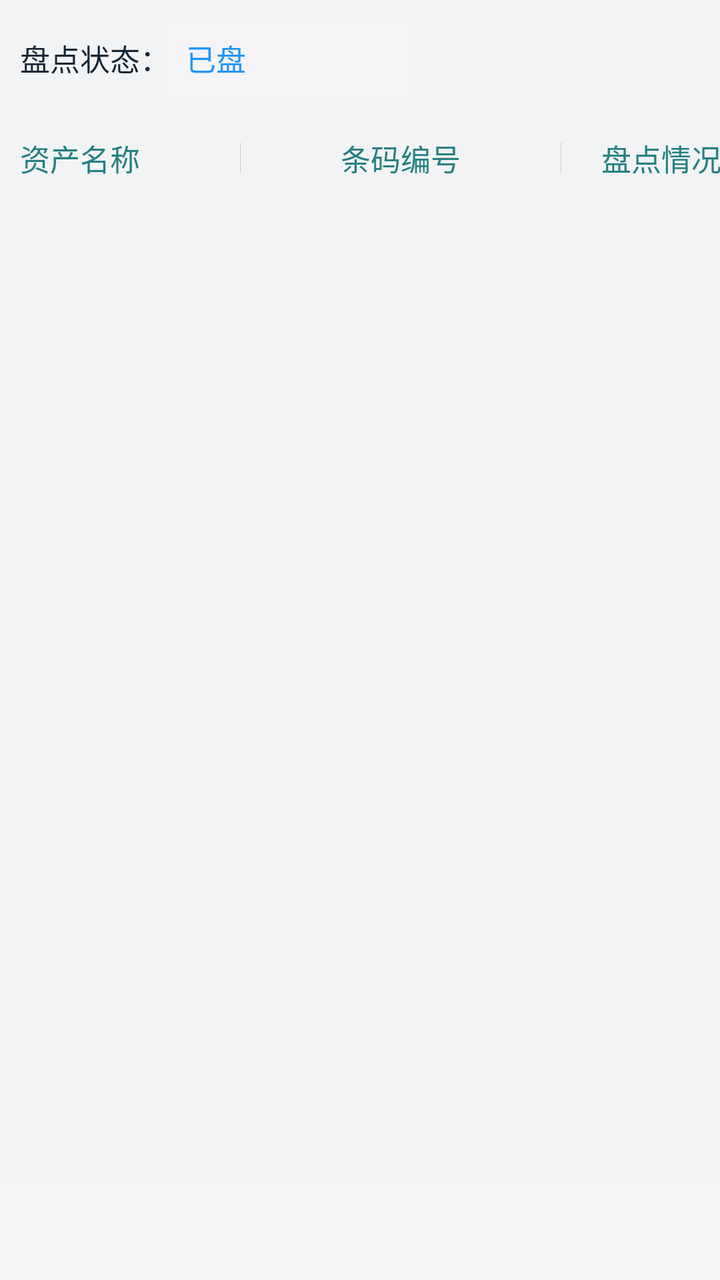
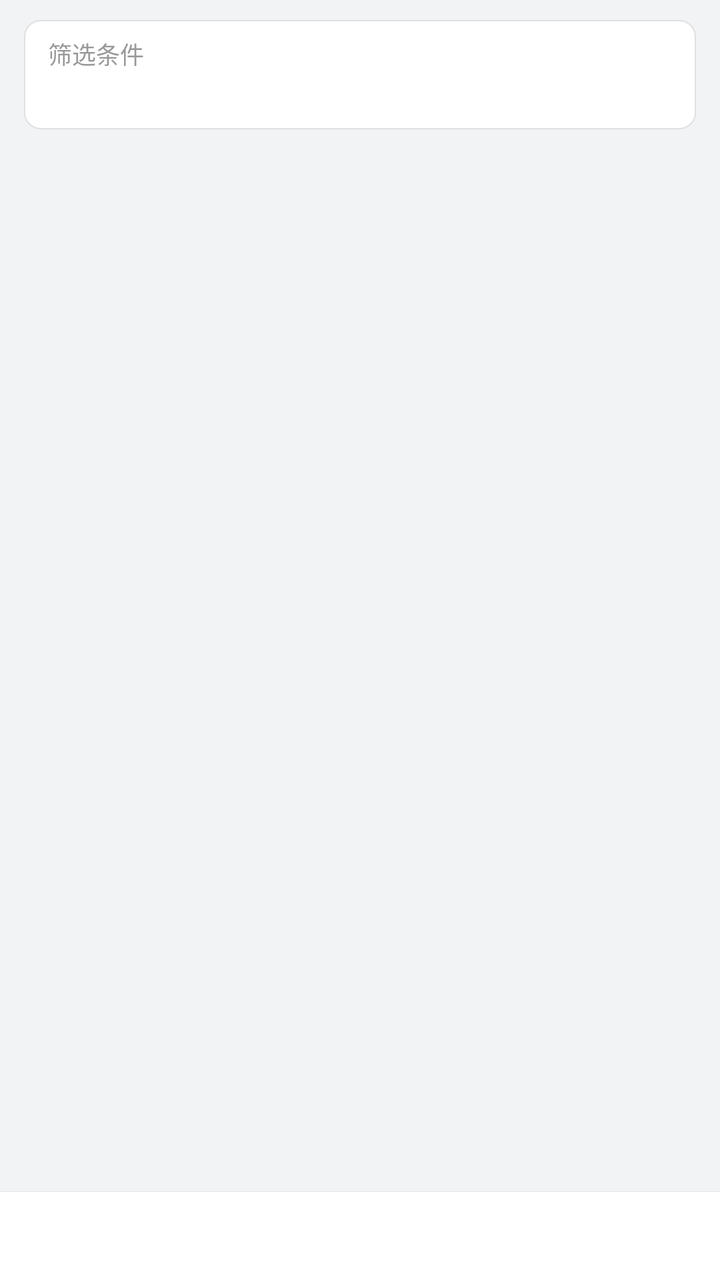

The first picture is an Android layout as it rendered before a commit; the second is the same layout after the commit. The layout source and the unified diff follow.
<!-- AndroidManifest.xml: application theme AppTheme -->
<!-- res/layout/activity_inventory_stats.xml -->
<?xml version="1.0" encoding="utf-8"?>
<LinearLayout xmlns:android="http://schemas.android.com/apk/res/android"
    android:layout_width="match_parent"
    android:layout_height="match_parent"
    android:background="#F2F3F5"
    android:orientation="vertical">

    <com.qmuiteam.qmui.widget.QMUITopBar
        android:id="@+id/topbar"
        android:layout_width="match_parent"
        android:layout_height="?attr/qmui_topbar_height" />

    <LinearLayout
        android:layout_width="match_parent"
        android:layout_height="wrap_content"
        android:orientation="horizontal"
        android:padding="10dp">

        <TextView
            android:layout_width="wrap_content"
            android:layout_height="wrap_content"
            android:layout_gravity="center_vertical"
            android:text="盘点状态："
            android:textColor="@color/colorText"
            android:textSize="15sp" />

        <TextView
            android:id="@+id/tvInventoryFilter"
            android:layout_width="120dp"
            android:layout_height="wrap_content"
            android:background="@color/colorDivider"
            android:gravity="left"
            android:padding="8dp"
            android:text="已盘"
            android:textColor="@color/primary_color"
            android:textSize="15sp" />
    </LinearLayout>

    <HorizontalScrollView
        android:layout_width="match_parent"
        android:layout_height="0dp"
        android:layout_weight="1"
        android:fillViewport="true">

        <LinearLayout
            android:layout_width="wrap_content"
            android:layout_height="match_parent"
            android:orientation="vertical">

            
            <LinearLayout
                android:layout_width="490dp"
                android:layout_height="wrap_content"
                android:orientation="horizontal"
                android:padding="10dp">

                <TextView
                    android:layout_width="110dp"
                    android:layout_height="wrap_content"
                    android:layout_gravity="center_vertical"
                    android:text="资产名称"
                    android:textColor="@color/colorFootMenu_text_checked"
                    android:textSize="15sp" />

                <View
                    android:layout_width="1px"
                    android:layout_height="15dp"
                    android:layout_gravity="center_vertical"
                    android:background="@color/colorDark" />

                <TextView
                    android:layout_width="160dp"
                    android:layout_height="wrap_content"
                    android:layout_gravity="center_vertical"
                    android:gravity="center"
                    android:text="条码编号"
                    android:textColor="@color/colorFootMenu_text_checked"
                    android:textSize="15sp" />

                <View
                    android:layout_width="1px"
                    android:layout_height="15dp"
                    android:layout_gravity="center_vertical"
                    android:background="@color/colorDark" />

                <TextView
                    android:layout_width="100dp"
                    android:layout_height="wrap_content"
                    android:layout_gravity="center_vertical"
                    android:gravity="center"
                    android:text="盘点情况"
                    android:textColor="@color/colorFootMenu_text_checked"
                    android:textSize="15sp" />

                <View
                    android:layout_width="1px"
                    android:layout_height="15dp"
                    android:layout_gravity="center_vertical"
                    android:background="@color/colorDark" />

                <TextView
                    android:layout_width="100dp"
                    android:layout_height="wrap_content"
                    android:layout_gravity="center_vertical"
                    android:gravity="center"
                    android:text="盘点状态"
                    android:textColor="@color/colorFootMenu_text_checked"
                    android:textSize="15sp" />
            </LinearLayout>

            <ListView
                android:id="@+id/listStats"
                android:layout_width="match_parent"
                android:layout_height="match_parent" />
        </LinearLayout>
    </HorizontalScrollView>

    <TextView
        android:id="@+id/tvTotalCount"
        android:layout_width="match_parent"
        android:layout_height="48dp"
        android:background="@color/colorDivider"
        android:gravity="center"
        android:padding="12dp"
        android:textColor="@color/colorPrimary"
        android:textSize="16sp" />
</LinearLayout>
<!-- resources referenced by this layout -->
<resources>
  <color name="colorDark">#CCCCCC</color>
  <color name="colorDivider">#55F5F5F5</color>
  <color name="colorFootMenu_text_checked">#268081</color>
  <color name="colorPrimary">#A8B4C2</color>
  <color name="colorText">#142635</color>
  <color name="primary_color">#2196F3</color>
  <style name="AppTheme" parent="QMUI.Compat.NoActionBar">
          <item name="android:windowNoTitle">true</item>
          <item name="android:windowFullscreen">true</item>
          
          
          
          
          
          <item name="android:textAppearanceListItemSmall">@style/QDTextAppearanceListItemSmall</item>
          <item name="android:textAppearanceListItem">@style/QDtextAppearanceListItem</item>
          <item name="android:listPreferredItemHeight">?attr/qmui_list_item_height_higher</item>
          <item name="android:listPreferredItemHeightSmall">?attr/qmui_list_item_height</item>
  
          
          <item name="qmui_config_color_blue">@color/app_color_blue</item>
          <item name="qmui_round_btn_bg_color">@color/s_btn_blue_bg</item>
          <item name="qmui_round_btn_border_color">@color/s_btn_blue_border</item>
          <item name="qmui_round_btn_text_color">@color/s_btn_blue_text</item>
          <item name="qmui_content_spacing_horizontal">20dp</item>
          <item name="qmui_content_padding_horizontal">@dimen/qmui_content_spacing_horizontal</item>
  
          <item name="QMUITopBarStyle">@style/QDTopBar</item>
  
          
          <item name="app_primary_color">?attr/qmui_config_color_blue</item>
          <item name="app_content_bg_color">@color/qmui_config_color_white</item>
  
      </style>
  <style name="QDTextAppearanceListItemSmall">
          <item name="android:textColor">?attr/qmui_config_color_gray_4</item>
          <item name="android:textSize">16sp</item>
          <item name="android:background">?attr/qmui_s_list_item_bg_with_border_bottom_inset_left
          </item>
      </style>
  <style name="QDtextAppearanceListItem">
          <item name="android:textColor">?attr/qmui_config_color_black</item>
          <item name="android:textSize">18sp</item>
          <item name="android:background">?attr/qmui_s_list_item_bg_with_border_bottom_inset_left
          </item>
      </style>
  <color name="app_color_blue">#2196F3</color>
  <style name="QDTopBar" parent="QMUI.TopBar">
          <item name="qmui_topbar_bg_color">?attr/app_primary_color</item>
          <item name="qmui_topbar_title_color">@color/qmui_config_color_white</item>
          <item name="qmui_topbar_subtitle_color">@color/qmui_config_color_white</item>
          <item name="qmui_topbar_text_btn_color_state_list">@color/s_topbar_btn_color</item>
          <item name="qmui_topbar_height">48dp</item>
          <item name="qmui_topbar_image_btn_height">48dp</item>
      </style>
</resources>

<!-- the commit's change to res/layout/activity_inventory_stats.xml (unified diff, before → after) -->
@@ -10,118 +10,89 @@
         android:layout_width="match_parent"
         android:layout_height="?attr/qmui_topbar_height" />
 
+    
     <LinearLayout
         android:layout_width="match_parent"
         android:layout_height="wrap_content"
-        android:orientation="horizontal"
-        android:padding="10dp">
+        android:layout_marginStart="12dp"
+        android:layout_marginTop="10dp"
+        android:layout_marginEnd="12dp"
+        android:background="@drawable/bg_card_white"
+        android:orientation="vertical"
+        android:paddingStart="12dp"
+        android:paddingTop="8dp"
+        android:paddingEnd="12dp"
+        android:paddingBottom="8dp">
 
         <TextView
             android:layout_width="wrap_content"
             android:layout_height="wrap_content"
-            android:layout_gravity="center_vertical"
-            android:text="盘点状态："
-            android:textColor="@color/colorText"
-            android:textSize="15sp" />
+            android:text="筛选条件"
+            android:textColor="#999999"
+            android:textSize="12sp" />
 
         <TextView
             android:id="@+id/tvInventoryFilter"
-            android:layout_width="120dp"
+            android:layout_width="match_parent"
             android:layout_height="wrap_content"
-            android:background="@color/colorDivider"
-            android:gravity="left"
-            android:padding="8dp"
-            android:text="已盘"
-            android:textColor="@color/primary_color"
-            android:textSize="15sp" />
+            android:layout_marginTop="2dp"
+            android:textColor="@color/colorText"
+            android:textSize="14sp" />
     </LinearLayout>
 
-    <HorizontalScrollView
+    
+    <FrameLayout
         android:layout_width="match_parent"
         android:layout_height="0dp"
-        android:layout_weight="1"
-        android:fillViewport="true">
+        android:layout_weight="1">
 
+        <ListView
+            android:id="@+id/listStats"
+            android:layout_width="match_parent"
+            android:layout_height="match_parent"
+            android:divider="@null"
+            android:dividerHeight="0dp"
+            android:scrollbars="none" />
+
+        
         <LinearLayout
-            android:layout_width="wrap_content"
+            android:id="@+id/layoutLoading"
+            android:layout_width="match_parent"
             android:layout_height="match_parent"
-            android:orientation="vertical">
+            android:background="#80000000"
+            android:clickable="true"
+            android:focusable="true"
+            android:gravity="center"
+            android:orientation="vertical"
+            android:visibility="gone">
 
-            
-            <LinearLayout
-                android:layout_width="490dp"
+            <ProgressBar
+                android:layout_width="wrap_content"
                 android:layout_height="wrap_content"
-                android:orientation="horizontal"
-                android:padding="10dp">
+                android:indeterminateTint="@color/primary_color" />
 
-                <TextView
-                    android:layout_width="110dp"
-                    android:layout_height="wrap_content"
-                    android:layout_gravity="center_vertical"
-                    android:text="资产名称"
-                    android:textColor="@color/colorFootMenu_text_checked"
-                    android:textSize="15sp" />
+            <TextView
+                android:layout_width="wrap_content"
+                android:layout_height="wrap_content"
+                android:layout_marginTop="8dp"
+                android:text="正在加载…"
+                android:textColor="#FFFFFF"
+                android:textSize="13sp" />
+        </LinearLayout>
+    </FrameLayout>
 
-                <View
-                    android:layout_width="1px"
-                    android:layout_height="15dp"
-                    android:layout_gravity="center_vertical"
-                    android:background="@color/colorDark" />
-
-                <TextView
-                    android:layout_width="160dp"
-                    android:layout_height="wrap_content"
-                    android:layout_gravity="center_vertical"
-                    android:gravity="center"
-                    android:text="条码编号"
-                    android:textColor="@color/colorFootMenu_text_checked"
-                    android:textSize="15sp" />
-
-                <View
-                    android:layout_width="1px"
-                    android:layout_height="15dp"
-                    android:layout_gravity="center_vertical"
-                    android:background="@color/colorDark" />
-
-                <TextView
-                    android:layout_width="100dp"
-                    android:layout_height="wrap_content"
-                    android:layout_gravity="center_vertical"
-                    android:gravity="center"
-                    android:text="盘点情况"
-                    android:textColor="@color/colorFootMenu_text_checked"
-                    android:textSize="15sp" />
-
-                <View
-                    android:layout_width="1px"
-                    android:layout_height="15dp"
-                    android:layout_gravity="center_vertical"
-                    android:background="@color/colorDark" />
-
-                <TextView
-                    android:layout_width="100dp"
-                    android:layout_height="wrap_content"
-                    android:layout_gravity="center_vertical"
-                    android:gravity="center"
-                    android:text="盘点状态"
-                    android:textColor="@color/colorFootMenu_text_checked"
-                    android:textSize="15sp" />
-            </LinearLayout>
-
-            <ListView
-                android:id="@+id/listStats"
-                android:layout_width="match_parent"
-                android:layout_height="match_parent" />
-        </LinearLayout>
-    </HorizontalScrollView>
+    <View
+        android:layout_width="match_parent"
+        android:layout_height="1px"
+        android:background="#E6E6E6" />
 
     <TextView
         android:id="@+id/tvTotalCount"
         android:layout_width="match_parent"
-        android:layout_height="48dp"
-        android:background="@color/colorDivider"
+        android:layout_height="44dp"
+        android:background="#FFFFFF"
         android:gravity="center"
-        android:padding="12dp"
-        android:textColor="@color/colorPrimary"
-        android:textSize="16sp" />
+        android:textColor="@color/primary_color"
+        android:textSize="15sp"
+        android:textStyle="bold" />
 </LinearLayout>
<!-- resource entries referenced after the edit -->
@@ -1,11 +1,17 @@
 <!-- resources referenced by this layout -->
 <resources>
-  <color name="colorDark">#CCCCCC</color>
-  <color name="colorDivider">#55F5F5F5</color>
-  <color name="colorFootMenu_text_checked">#268081</color>
-  <color name="colorPrimary">#A8B4C2</color>
   <color name="colorText">#142635</color>
   <color name="primary_color">#2196F3</color>
+  <!-- drawable bg_card_white (drawable) -->
+  <?xml version="1.0" encoding="utf-8"?>
+  <shape xmlns:android="http://schemas.android.com/apk/res/android"
+         android:shape="rectangle">
+      <solid android:color="#FFFFFF" />
+      <corners android:radius="8dp" />
+      <stroke
+              android:width="0.5dp"
+              android:color="#E0E0E0" />
+  </shape>
   <style name="AppTheme" parent="QMUI.Compat.NoActionBar">
           <item name="android:windowNoTitle">true</item>
           <item name="android:windowFullscreen">true</item>
@@ -27,6 +33,9 @@
           <item name="qmui_content_spacing_horizontal">20dp</item>
           <item name="qmui_content_padding_horizontal">@dimen/qmui_content_spacing_horizontal</item>
   
+          
+          <item name="alertDialogTheme">@style/AppAlertDialogTheme</item>
+  
           <item name="QMUITopBarStyle">@style/QDTopBar</item>
   
           
@@ -47,6 +56,9 @@
           </item>
       </style>
   <color name="app_color_blue">#2196F3</color>
+  <style name="AppAlertDialogTheme" parent="Theme.AppCompat.Dialog.Alert">
+          <item name="android:windowBackground">@drawable/bg_dialog_round_white</item>
+      </style>
   <style name="QDTopBar" parent="QMUI.TopBar">
           <item name="qmui_topbar_bg_color">?attr/app_primary_color</item>
           <item name="qmui_topbar_title_color">@color/qmui_config_color_white</item>
@@ -55,5 +67,13 @@
           <item name="qmui_topbar_height">48dp</item>
           <item name="qmui_topbar_image_btn_height">48dp</item>
       </style>
+  <!-- drawable bg_dialog_round_white (drawable) -->
+  <?xml version="1.0" encoding="utf-8"?>
+  <shape xmlns:android="http://schemas.android.com/apk/res/android"
+         android:shape="rectangle">
+      <solid android:color="#FFFFFF" />
+      <corners android:radius="@dimen/qmui_dialog_radius" />
+  </shape>
+  <dimen name="qmui_dialog_radius">8dp</dimen>
 </resources>
 
